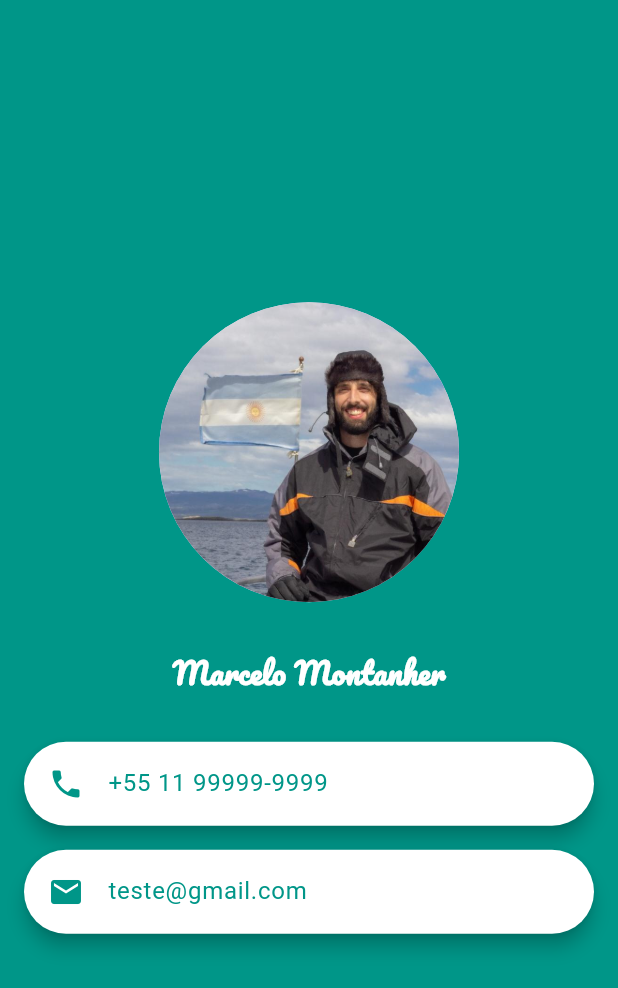
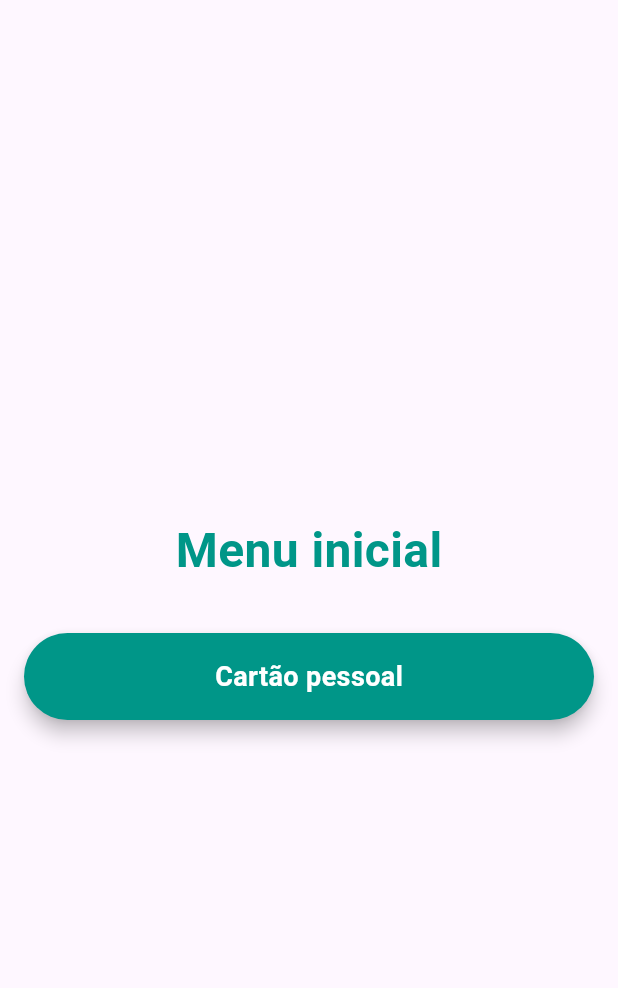
Before and after one commit to marcelopmont/turma5, a Flutter app: the screen it shows after launch, on a phone screen of 412 x 824 dp. Shown: the top 988 px of the screen. Run offline on Flutter 3.47's test engine with Material 3 defaults, Android fonts, the phone set to English and light mode, and no system bars.

Commit message:
Menu screen

```diff
--- a/lib/main.dart
+++ b/lib/main.dart
@@ -1,4 +1,5 @@
 import 'package:flutter/material.dart';
+import 'package:turma5/screens/menu_screen.dart';
 import 'screens/personal_card_screen.dart';
 
 void main() {
@@ -16,7 +17,11 @@ class MyApp extends StatelessWidget {
         colorScheme: ColorScheme.fromSeed(seedColor: Colors.deepPurple),
         useMaterial3: true,
       ),
-      home: const PersonalCardScreen(),
+      initialRoute: '/menu',
+      routes: {
+        '/menu': (_) => const MenuScreen(),
+        '/personal-card': (_) => const PersonalCardScreen(),
+      }
     );
   }
 }
--- /dev/null
+++ b/lib/screens/menu_screen.dart
@@ -0,0 +1,69 @@
+// ignore_for_file: prefer_const_constructors
+
+import 'package:flutter/material.dart';
+
+class MenuScreen extends StatelessWidget {
+  const MenuScreen({super.key});
+
+  @override
+  Widget build(BuildContext context) {
+    return Scaffold(
+      body: SafeArea(
+        child: Padding(
+          padding: const EdgeInsets.symmetric(horizontal: 16),
+          child: Column(
+            mainAxisAlignment: MainAxisAlignment.center,
+            children: [
+              Text(
+                'Menu inicial',
+                style: TextStyle(
+                  fontSize: 32,
+                  color: Colors.teal,
+                  fontWeight: FontWeight.bold,
+                ),
+              ),
+              SizedBox(height: 32),
+              SizedBox(
+                width: double.infinity,
+                child: Material(
+                  color: Colors.teal,
+                  elevation: 5,
+                  borderRadius: BorderRadius.circular(1000),
+                  child: InkWell(
+                    onTap: () {
+                      Navigator.pushNamed(
+                        context,
+                        '/personal-card',
+                        arguments: {
+                          'name': 'Marcelo M',
+                          'phone': '+55 11 91234-5678',
+                          'email': 'testinho@gmail.com',
+                        },
+                      );
+                    },
+                    borderRadius: BorderRadius.circular(1000),
+                    child: Padding(
+                      padding: const EdgeInsets.symmetric(
+                        vertical: 16.0,
+                      ),
+                      child: Center(
+                        child: Text(
+                          'Cartão pessoal',
+                          style: TextStyle(
+                            color: Colors.white,
+                            fontSize: 18,
+                            fontWeight: FontWeight.bold,
+                          ),
+                        ),
+                      ),
+                    ),
+                  ),
+                ),
+              ),
+            ],
+          ),
+        ),
+      ),
+    );
+  }
+}
```
Also changed, not shown: lib/screens/personal_card_screen.dart (+24 -7 lines).
